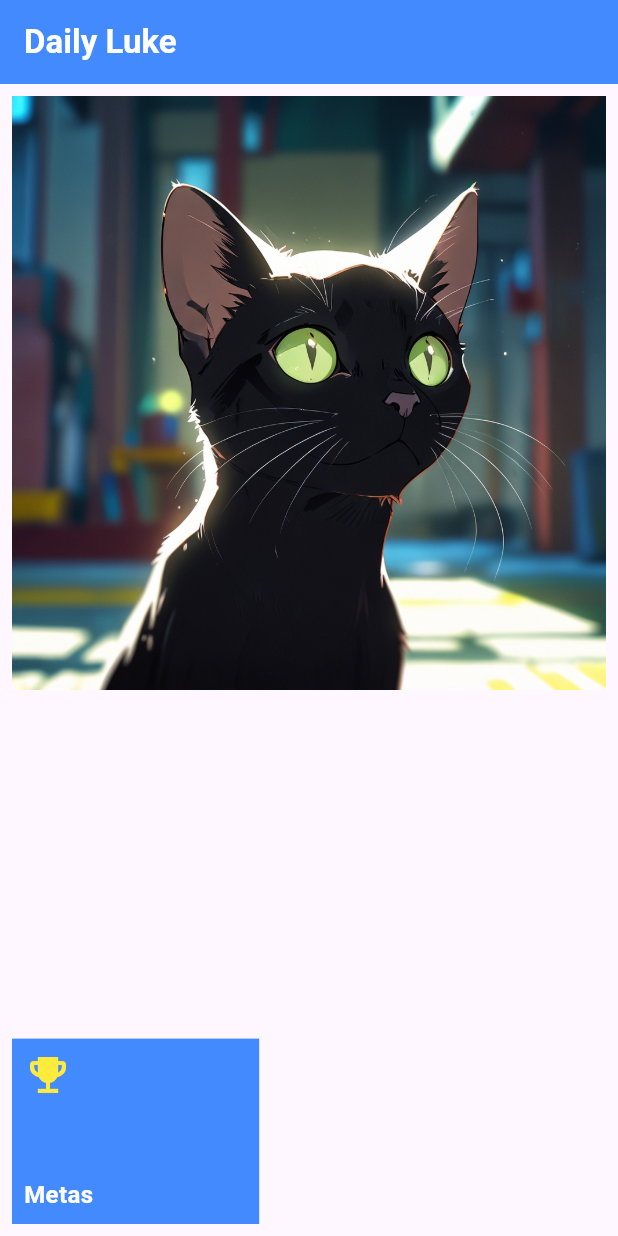
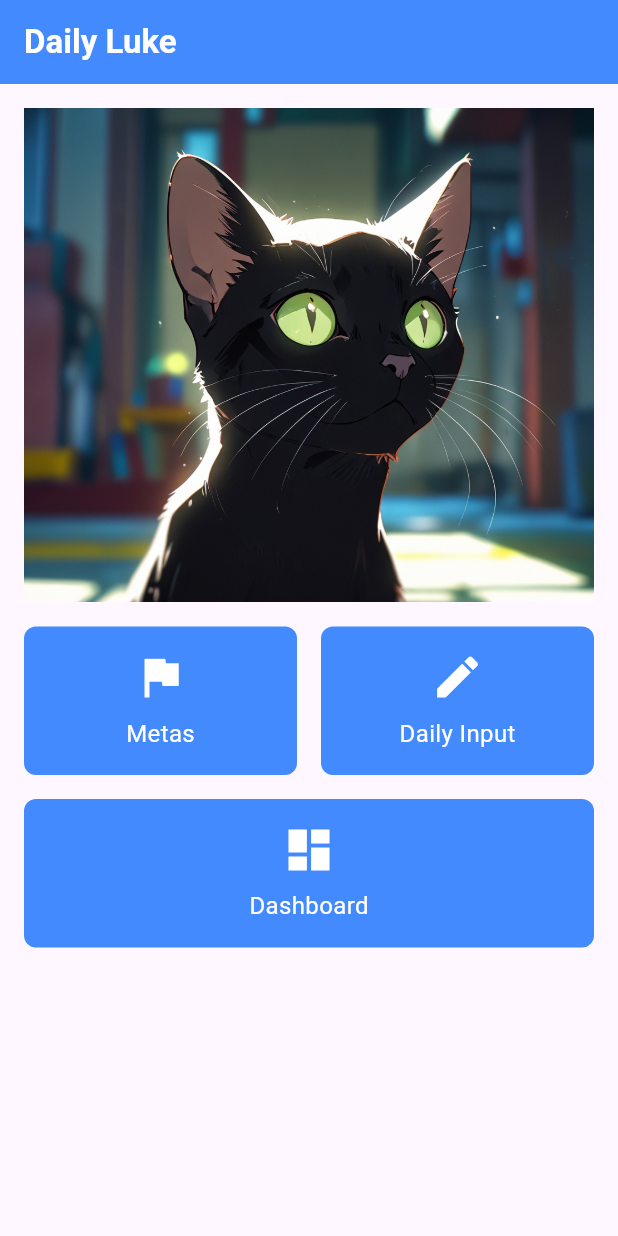
Before and after one commit to vtarginoo/flutter_daily_luke, a Flutter app: the screen it shows after launch, on a phone screen of 412 x 824 dp. Run offline on Flutter 3.47's test engine with Material 3 defaults, Android fonts, the phone set to English and light mode, and no system bars; our stand-ins replace sqflite; accounts and stored records are empty.

```diff
--- /dev/null
+++ b/lib/component/home_components/custom_inkwell.dart
@@ -0,0 +1,40 @@
+import 'package:flutter/cupertino.dart';
+import 'package:flutter/material.dart';
+
+class CustomInkwell extends StatelessWidget {
+  final String title;
+  final IconData icon;
+  final VoidCallback onTap;
+
+  const CustomInkwell({
+    Key? key,
+    required this.title,
+    required this.icon,
+    required this.onTap,
+  }) : super(key: key);
+
+  @override
+  Widget build(BuildContext context) {
+    return InkWell(
+      onTap: onTap,
+      child: Container(
+        padding: const EdgeInsets.all(16.0),
+        decoration: BoxDecoration(
+          color: Colors.blueAccent,
+          borderRadius: BorderRadius.circular(8.0),
+        ),
+        child: Column(
+          mainAxisSize: MainAxisSize.min,
+          children: [
+            Icon(icon, size: 36.0, color: Colors.white),
+            const SizedBox(height: 8.0),
+            Text(
+              title,
+              style: const TextStyle(color: Colors.white, fontSize: 16.0),
+            ),
+          ],
+        ),
+      ),
+    );
+  }
+}
--- a/lib/main.dart
+++ b/lib/main.dart
@@ -1,9 +1,13 @@
-import 'package:daily_luke/database/app_database.dart';
 import 'package:daily_luke/screens/home.dart';
 import 'package:flutter/material.dart';
 
+import 'database/dao/goal_dao.dart';
+
 void main() {
+  final GoalDao _dao = GoalDao();
   runApp(const DailyLuke());
+
+
 
 }
 
@@ -20,7 +24,7 @@ class DailyLuke extends StatelessWidget {
             buttonColor: Colors.blueAccent[700],
             textTheme: ButtonTextTheme.primary,
           )),
-      home: Home(),
+      home: const Home(),
     );
   }
 }
--- a/lib/screens/home.dart
+++ b/lib/screens/home.dart
@@ -1,4 +1,5 @@
-import 'package:daily_luke/screens/goals_list.dart';
+import 'package:daily_luke/component/home_components/custom_inkwell.dart';
+import 'package:daily_luke/screens/goals/goals_list.dart';
 import 'package:flutter/material.dart';
 
 class Home extends StatelessWidget {
@@ -6,6 +7,7 @@ class Home extends StatelessWidget {
 
   @override
   Widget build(BuildContext context) {
+    double screenHeight = MediaQuery.of(context).size.height;
     return Scaffold(
       appBar: AppBar(
         title: const Text(
@@ -14,53 +16,57 @@ class Home extends StatelessWidget {
         ),
         backgroundColor: Colors.blueAccent,
       ),
-      body: Column(
+      body: Padding(
+        padding: const EdgeInsets.all(16.0),
+        child: Column(
+          crossAxisAlignment: CrossAxisAlignment.stretch,
+          children: [
+            // Adicionando a imagem acima dos InkWells
+            Image.asset(
+              'assets/images/luke1.jpg',
+              // Caminho da imagem no diretório "assets"
+              height: screenHeight * 0.4, // Tamanho da imagem
+              fit: BoxFit.cover, // Ajuste de como a imagem se encaixa
+            ),
+            const SizedBox(height: 16.0), // Espaço entre a imagem e os InkWells
+            Row(
               mainAxisAlignment: MainAxisAlignment.spaceBetween,
-        crossAxisAlignment: CrossAxisAlignment.start,
               children: [
-          Padding(
-            padding: const EdgeInsets.all(8.0),
-            child: Image.asset("assets/images/luke1.jpg"),
+                Expanded(
+                  child: CustomInkwell(
+                    title: 'Metas',
+                    icon: Icons.flag,
+                    onTap: () {
+                      // Navegue ou execute uma ação
+                      Navigator.of(context).push(
+                          MaterialPageRoute(builder: (context) => const GoalsList()));
+                    },
                   ),
-          Padding(
-            padding: const EdgeInsets.all(8.0),
-            child: Material(
-              color: Colors.blueAccent,
-              child: InkWell(
+                ),
+                const SizedBox(width: 16.0),
+                Expanded(
+                  child: CustomInkwell(
+                    title: 'Daily Input',
+                    icon: Icons.edit,
                     onTap: () {
-                  Navigator.of(context).push(
-                    MaterialPageRoute(
-                      builder: (context) => GoalsList(),
+                      // Navegue ou execute uma ação
+                      print("Clique em Daily Input");
+                    },
                   ),
-                  );
-                },
-                child: Container(
-                  padding: EdgeInsets.all(8),
-                  width: MediaQuery.of(context).size.width * 0.4,
-                  height: MediaQuery.of(context).size.height * 0.15,
-                  child: const Column(
-                    mainAxisAlignment: MainAxisAlignment.spaceBetween,
-                    crossAxisAlignment: CrossAxisAlignment.start,
-                    children: [
-                      Icon(
-                        Icons.emoji_events,
-                        color: Colors.yellow,
-                        size: 32,
                 ),
-                      Text(
-                        "Metas",
-                        style: TextStyle(
-                            color: Colors.white,
-                            fontSize: 16,
-                            fontWeight: FontWeight.bold),
-                      )
               ],
             ),
+            const SizedBox(height: 16.0),
+            CustomInkwell(
+              title: 'Dashboard',
+              icon: Icons.dashboard,
+              onTap: () {
+                // Navegue ou execute uma ação
+                print("Clique em Dashboard");
+              },
             ),
+          ],
         ),
-            ),
-          )
-        ],
       ),
     );
   }
```
Also changed, not shown: lib/component/goal_item.dart (added, +69 -0 lines), lib/database/dao/daily_input_dao.dart (added, +54 -0 lines), lib/database/dao/goal_dao.dart (+27 -8 lines), lib/models/daily_input.dart (added, +18 -0 lines), lib/models/goal.dart (+8 -5 lines), lib/screens/goals/goals_form.dart (added, +155 -0 lines), lib/screens/goals/goals_list.dart (renamed from lib/screens/goals_list.dart, +8 -27 lines), lib/screens/goals_form.dart (deleted, +0 -98 lines). Lines whose indentation alone changed are shown as unchanged.
